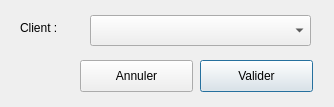
This is BestResidence/choix_client.ui in jordanlang/BestResidence as Qt 5 draws it before an edit. The edited form follows.
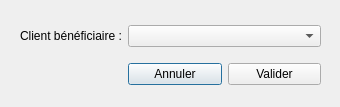
This is the edited form.

```diff
--- a/BestResidence/choix_client.ui
+++ b/BestResidence/choix_client.ui
@@ -6,61 +6,48 @@
    <rect>
     <x>0</x>
     <y>0</y>
-    <width>334</width>
+    <width>340</width>
     <height>107</height>
    </rect>
   </property>
   <property name="windowTitle">
    <string>Dialog</string>
   </property>
-  <widget class="QComboBox" name="cbo_choix_client">
+  <widget class="QWidget" name="">
    <property name="geometry">
     <rect>
-     <x>90</x>
+     <x>20</x>
      <y>15</y>
-     <width>221</width>
-     <height>31</height>
+     <width>301</width>
+     <height>81</height>
     </rect>
    </property>
-  </widget>
+   <layout class="QGridLayout" name="gridLayout">
+    <item row="0" column="0">
   <widget class="QLabel" name="label">
-   <property name="geometry">
-    <rect>
-     <x>20</x>
-     <y>20</y>
-     <width>59</width>
-     <height>16</height>
-    </rect>
-   </property>
    <property name="text">
-    <string>Client :</string>
-   </property>
-  </widget>
-  <widget class="QPushButton" name="btn_valider">
-   <property name="geometry">
-    <rect>
-     <x>200</x>
-     <y>60</y>
-     <width>113</width>
-     <height>32</height>
-    </rect>
-   </property>
-   <property name="text">
-    <string>Valider</string>
-   </property>
-  </widget>
+       <string>Client bénéficiaire :</string>
+      </property>
+     </widget>
+    </item>
+    <item row="0" column="1" colspan="2">
+     <widget class="QComboBox" name="cbo_choix_client"/>
+    </item>
+    <item row="1" column="1">
   <widget class="QPushButton" name="btn_annuler">
-   <property name="geometry">
-    <rect>
-     <x>80</x>
-     <y>60</y>
-     <width>113</width>
-     <height>32</height>
-    </rect>
-   </property>
    <property name="text">
     <string>Annuler</string>
    </property>
+     </widget>
+    </item>
+    <item row="1" column="2">
+     <widget class="QPushButton" name="btn_valider">
+      <property name="text">
+       <string>Valider</string>
+      </property>
+     </widget>
+    </item>
+   </layout>
   </widget>
  </widget>
  <resources/>
```
Left out of the diff: 2 changed lines with no effect on the pictures. Lines whose indentation alone changed are shown as unchanged.
